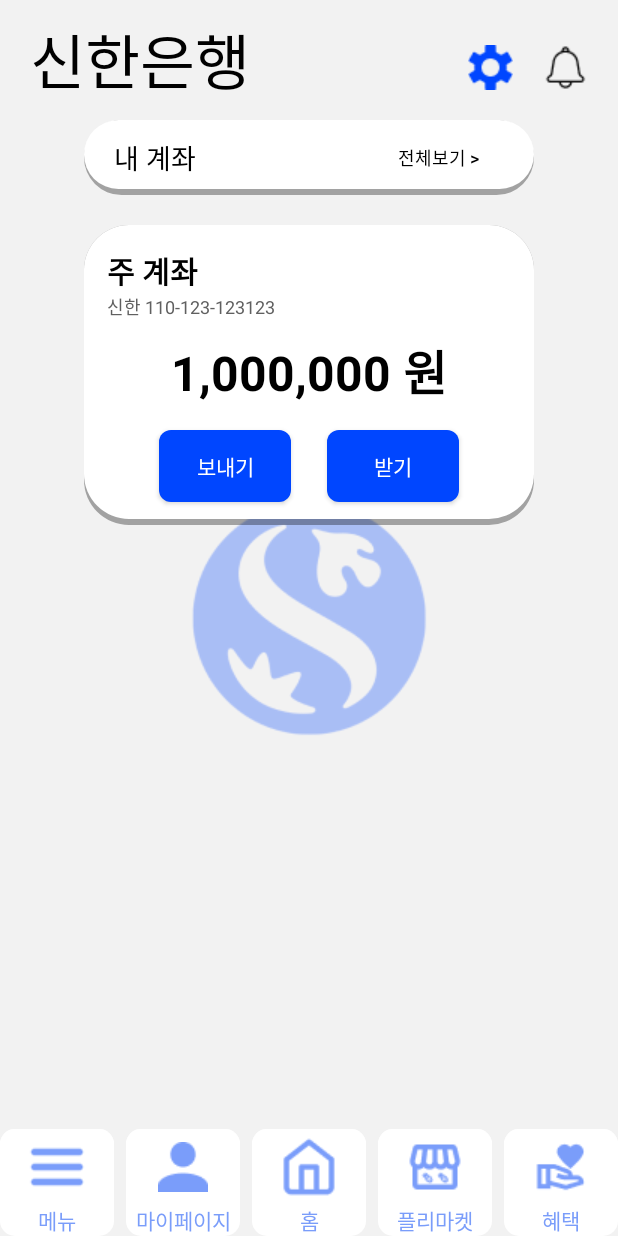
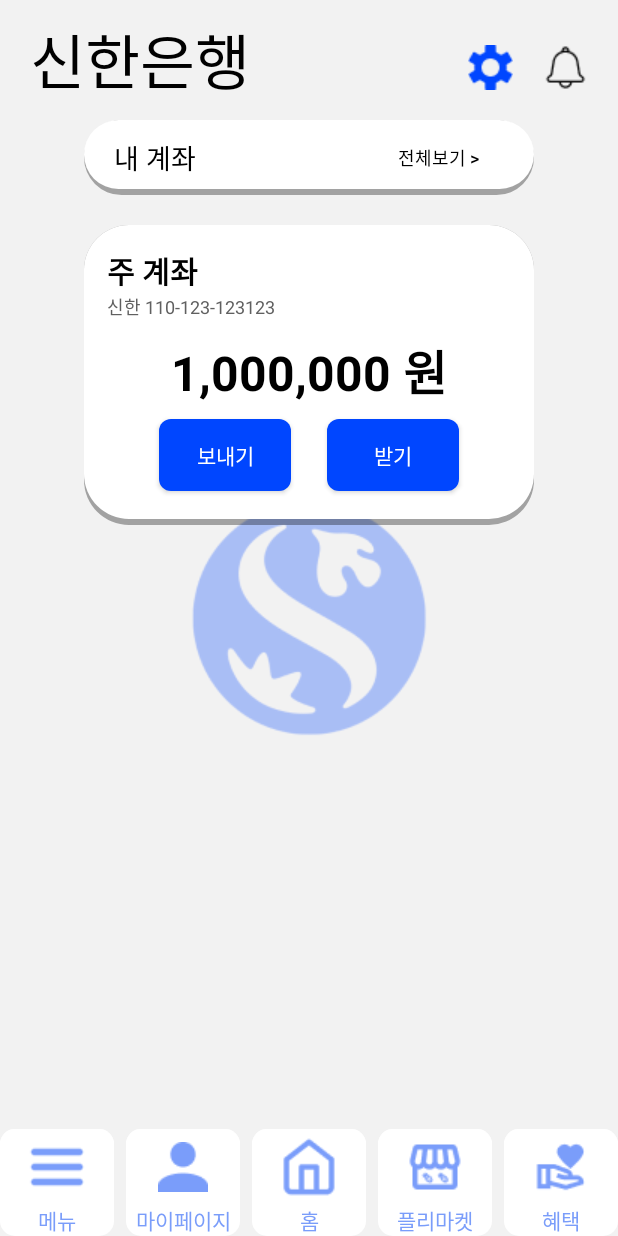
Before and after one commit to shinhan-hackathon-TweiOne/.docs, an Android app built with Jetpack Compose: the MainAccountExistFragment screen opened directly, with no data from a screen before it, on a phone screen of 412 x 824 dp. Run offline under Robolectric (Android 15) with nearby library versions, the light colour scheme and no system bars.

Commit message:
comment: 주석 추가
모든 파트 주석 추가

```diff
--- a/app/src/main/java/com/example/shinhantime/activity/MainActivity.kt
+++ b/app/src/main/java/com/example/shinhantime/activity/MainActivity.kt
@@ -17,7 +17,9 @@
         super.onCreate(savedInstanceState)
         setContentView(R.layout.activity_main)
 
-        // 초기 Fragment로 MainAccountExistFragment를 추가합니다.
+        // 지금은 fragment로 mainaccountexistfragment를 추가합니다.
+        // 실제로는 앱 데이터에 계정 정보 확인 후 없으면 nonefragment
+        // 있으면 existfragment
         supportFragmentManager.beginTransaction()
             .replace(R.id.fragment_container, MainAccountExistFragment())
             .commit()
--- a/app/src/main/java/com/example/shinhantime/activity/SendingActivity.kt
+++ b/app/src/main/java/com/example/shinhantime/activity/SendingActivity.kt
@@ -15,11 +15,13 @@
 
     override fun onCreate(savedInstanceState: Bundle?) {
         super.onCreate(savedInstanceState)
-        setContentView(R.layout.activity_sending)  // XML 레이아웃 파일 이름을 실제 이름으로 변경하세요
+        setContentView(R.layout.activity_sending)
 
+        // intent로 전달받은 유저 이름, 이미지 등 정보
         val userName = intent.getStringExtra("userName")
         val userImageRes = intent.getIntExtra("userImage", -1)
 
+        // 전달받은 정보를 fragment로 다시 전달
         val fragment = SendingInputInformationFragment().apply {
             arguments = Bundle().apply {
                 putString("userName", userName)
--- a/app/src/main/java/com/example/shinhantime/fragment/FingerprintLoginFragment.kt
+++ b/app/src/main/java/com/example/shinhantime/fragment/FingerprintLoginFragment.kt
@@ -15,7 +15,7 @@
         inflater: LayoutInflater, container: ViewGroup?,
         savedInstanceState: Bundle?
     ): View? {
-        // Inflate the layout for this fragment
+
         return inflater.inflate(R.layout.fragment_fingerprint_login, container, false)
     }
 
--- a/app/src/main/java/com/example/shinhantime/fragment/LoadingBootFragment.kt
+++ b/app/src/main/java/com/example/shinhantime/fragment/LoadingBootFragment.kt
@@ -15,7 +15,7 @@
         inflater: LayoutInflater, container: ViewGroup?,
         savedInstanceState: Bundle?
     ): View? {
-        // Inflate the layout for this fragment
+
         return inflater.inflate(R.layout.fragment_loading_boot, container, false)
     }
 }
--- a/app/src/main/java/com/example/shinhantime/fragment/MainAccountExistFragment.kt
+++ b/app/src/main/java/com/example/shinhantime/fragment/MainAccountExistFragment.kt
@@ -20,33 +20,28 @@
         inflater: LayoutInflater, container: ViewGroup?,
         savedInstanceState: Bundle?
     ): View? {
-        // Inflate the layout for this fragment
+
+        // fragment view 정보
         val view = inflater.inflate(R.layout.fragment_main_acoount_exist, container, false)
 
-
+        // button 정보
         val sendButton: Button = view.findViewById(R.id.button_send)
         val receiveButton: Button = view.findViewById(R.id.button_receive)  // Find the receive button
 
-        // Find the button and set click listener
- // Use your actual button ID here
-        sendButton.setOnClickListener{(sendpage())}
-        receiveButton.setOnClickListener{receivepage()}
-
-
-        return view
-    }
-
-    private fun sendpage()
-    {
+        // button에 함수 할당
+        sendButton.setOnClickListener{
+            // send 는 findingactivity로 전환
             val intent = Intent(requireContext(), FindingActivity::class.java)
             startActivity(intent)
         }
-
-    private fun receivepage()
-    {
+        receiveButton.setOnClickListener{
+            // receive는 바로 loading페이지로 전환
+            // 이 때 loading페이지는 sendwitch 로딩페이지이며 type은 recevie임을 명시
             val intent = Intent(requireContext(), LoadingActivity::class.java)
             intent.putExtra("pageName", "SendWitch")
             intent.putExtra("loadType", "receive")
             startActivity(intent)
         }
+        return view
     }
+}
--- a/app/src/main/java/com/example/shinhantime/fragment/MainAccountNoneFragment.kt
+++ b/app/src/main/java/com/example/shinhantime/fragment/MainAccountNoneFragment.kt
@@ -15,7 +15,6 @@
         inflater: LayoutInflater, container: ViewGroup?,
         savedInstanceState: Bundle?
     ): View? {
-        // Inflate the layout for this fragment
         return inflater.inflate(R.layout.fragment_main_acouunt_none, container, false)
     }
 
--- a/app/src/main/res/layout/activity_loading.xml
+++ b/app/src/main/res/layout/activity_loading.xml
@@ -4,7 +4,6 @@
     android:layout_width="match_parent"
     android:layout_height="match_parent"
     android:background="@color/white">
-
 
     <FrameLayout
         android:id="@+id/fragment_container"
--- a/app/src/main/res/layout/activity_main.xml
+++ b/app/src/main/res/layout/activity_main.xml
@@ -8,8 +8,6 @@
     android:background="#F2F2F2"
     tools:context=".activity.MainActivity"
     android:fitsSystemWindows="true">
-
-    <!-- Fragment가 들어갈 컨테이너 -->
 
     <include
         android:id="@+id/bottom_navbar"
--- a/app/src/main/res/layout/fragment_finding_with_around.xml
+++ b/app/src/main/res/layout/fragment_finding_with_around.xml
@@ -22,7 +22,7 @@
         app:layout_constraintWidth_percent="1.2"
         app:srcCompat="@drawable/circle0" />
 
-    <!-- 두 번째 바깥 원: 좌우 양 끝에 맞도록 설정 -->
+    <!-- 두 번째 원 -->
     <ImageView
         android:id="@+id/image_circle_1"
         android:layout_width="0dp"
--- a/app/src/main/res/layout/fragment_main_acoount_exist.xml
+++ b/app/src/main/res/layout/fragment_main_acoount_exist.xml
@@ -141,7 +141,7 @@
         android:textColor="@color/white"
         app:layout_constraintBottom_toBottomOf="@+id/account_background"
         app:layout_constraintStart_toStartOf="@+id/account_background"
-        app:layout_constraintTop_toBottomOf="@+id/text_deposit" />
+        app:layout_constraintTop_toBottomOf="@+id/text_balance" />
 
     <Button
         android:id="@+id/button_receive"
@@ -154,7 +154,7 @@
         android:textColor="@color/white"
         app:layout_constraintBottom_toBottomOf="@+id/account_background"
         app:layout_constraintEnd_toEndOf="@+id/account_background"
-        app:layout_constraintTop_toBottomOf="@+id/text_deposit" />
+        app:layout_constraintTop_toBottomOf="@+id/text_balance" />
 
 
 </androidx.constraintlayout.widget.ConstraintLayout>
```
Also changed, not shown: app/src/main/java/com/example/shinhantime/activity/BootActivity.kt (+4 -44 lines), app/src/main/java/com/example/shinhantime/activity/FindingActivity.kt (+2 -12 lines), app/src/main/java/com/example/shinhantime/activity/LoadingActivity.kt (added, +57 -0 lines), app/src/main/java/com/example/shinhantime/activity/LoginActivity.kt (+5 -5 lines), app/src/main/java/com/example/shinhantime/fragment/FindingWithAroundFragment.kt (+13 -14 lines), app/src/main/java/com/example/shinhantime/fragment/LoadingSendWitchFragment.kt (+11 -15 lines), app/src/main/java/com/example/shinhantime/fragment/PasswordLoginFragment.kt (+8 -7 lines), app/src/main/java/com/example/shinhantime/fragment/SendingInputInformationFragment.kt (+21 -31 lines), app/src/main/res/layout/fragment_main_acouunt_none.xml (+0 -8 lines). Lines whose indentation alone changed are shown as unchanged.
